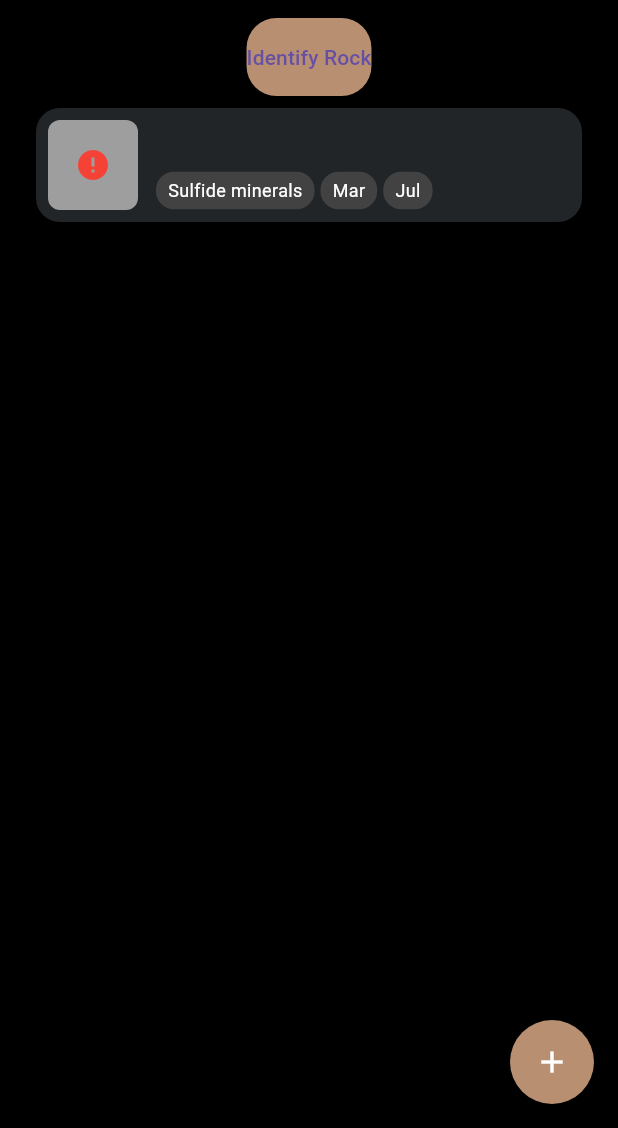
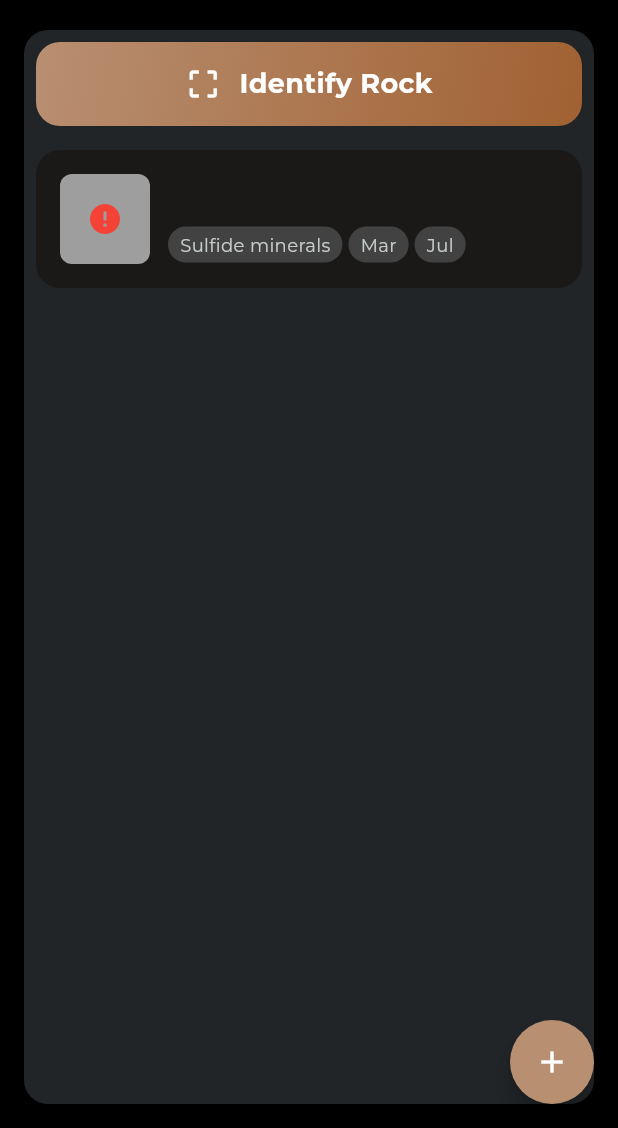
Before and after one commit to caiobraga/Rock_ID, a Flutter app: the FavoritePage screen opened directly with empty values, tab 2 chosen, after a tap on "Identify Rock", on a phone screen of 412 x 824 dp, the part 108-1236 px from its top. Run offline on Flutter 3.47's test engine with Material 3 defaults, Android fonts, the phone set to English and light mode, and no system bars; our stand-ins replace animated_bottom_navigation_bar, flutter_dotenv, google_fonts, image_picker, page_transition, sqflite; accounts and stored records are empty; network calls fail.

Commit message:
Gabriel Snap History

```diff
--- a/lib/ui/screens/favorite_page.dart
+++ b/lib/ui/screens/favorite_page.dart
@@ -2,28 +2,24 @@ import 'package:flutter/material.dart';
 import 'package:flutter_onboarding/constants.dart';
 import 'package:flutter_onboarding/db/db.dart';
 import 'package:flutter_onboarding/models/collection.dart';
-import 'package:flutter_onboarding/models/rock_in_collection.dart';
 import 'package:flutter_onboarding/models/rocks.dart';
 import 'package:page_transition/page_transition.dart';
 
-import '../../services/select_new_rock_add_to_collection.dart';
-import '../../services/snackbar.dart';
+import '../widgets/text.dart';
 import 'collection_page.dart';
 import 'detail_page.dart';
 import 'widgets/rock_list_item.dart';
 
 class FavoritePage extends StatefulWidget {
   final List<Rock> favoritedRocks;
-  const FavoritePage({Key? key, required this.favoritedRocks})
-      : super(key: key);
+  const FavoritePage({Key? key, required this.favoritedRocks}) : super(key: key);
 
   @override
   State<FavoritePage> createState() => _FavoritePageState();
 }
 
 class _FavoritePageState extends State<FavoritePage> {
-  final TextEditingController _collectionNameController =
-      TextEditingController();
+  final TextEditingController _collectionNameController = TextEditingController();
   final TextEditingController _descriptionController = TextEditingController();
   List<Collection> _collections = [];
   List<Map<String, dynamic>> _snapHistory = [];
@@ -158,8 +154,7 @@ class _FavoritePageState extends State<FavoritePage> {
                       ),
                       child: const Text('OK'),
                       onPressed: () async {
-                        final String collectionName =
-                            _collectionNameController.text;
+                        final String collectionName = _collectionNameController.text;
                         final String description = _descriptionController.text;
 
                         if (collectionName.isNotEmpty) {
@@ -170,8 +165,7 @@ class _FavoritePageState extends State<FavoritePage> {
                               description: description,
                             );
 
-                            await DatabaseHelper()
-                                .insertCollection(newCollection);
+                            await DatabaseHelper().insertCollection(newCollection);
                             _loadCollections();
                             Navigator.of(context).pop();
                           } catch (e) {
@@ -192,7 +186,6 @@ class _FavoritePageState extends State<FavoritePage> {
 
   @override
   Widget build(BuildContext context) {
-    Size size = MediaQuery.of(context).size;
     return DefaultTabController(
       length: 3,
       child: Scaffold(
@@ -209,12 +202,11 @@ class _FavoritePageState extends State<FavoritePage> {
           crossAxisAlignment: CrossAxisAlignment.start,
           children: [
             Container(
-              margin: EdgeInsets.all(4),
+              margin: const EdgeInsets.all(4),
               decoration: BoxDecoration(
                 color: Constants.darkGrey,
                 borderRadius: BorderRadius.circular(50),
-
-                ) ,
+              ),
               padding: const EdgeInsets.symmetric(horizontal: 16.0, vertical: 10.0),
               child: TabBar(
                 indicator: BoxDecoration(
@@ -229,9 +221,8 @@ class _FavoritePageState extends State<FavoritePage> {
                     child: Container(
                       decoration: BoxDecoration(
                         borderRadius: BorderRadius.circular(30),
-
                       ),
-                      child: Align(
+                      child: const Align(
                         alignment: Alignment.center,
                         child: Text("Collections"),
                       ),
@@ -241,9 +232,8 @@ class _FavoritePageState extends State<FavoritePage> {
                     child: Container(
                       decoration: BoxDecoration(
                         borderRadius: BorderRadius.circular(30),
-
                       ),
-                      child: Align(
+                      child: const Align(
                         alignment: Alignment.center,
                         child: Text("Snap History"),
                       ),
@@ -253,9 +243,8 @@ class _FavoritePageState extends State<FavoritePage> {
                     child: Container(
                       decoration: BoxDecoration(
                         borderRadius: BorderRadius.circular(30),
-
                       ),
-                      child: Align(
+                      child: const Align(
                         alignment: Alignment.center,
                         child: Text("Wishlist"),
                       ),
@@ -287,8 +276,8 @@ class _FavoritePageState extends State<FavoritePage> {
           GridView.builder(
             padding: const EdgeInsets.symmetric(horizontal: 16.0, vertical: 10.0),
             shrinkWrap: true,
-            physics: NeverScrollableScrollPhysics(),
-            gridDelegate: SliverGridDelegateWithFixedCrossAxisCount(
+            physics: const NeverScrollableScrollPhysics(),
+            gridDelegate: const SliverGridDelegateWithFixedCrossAxisCount(
               crossAxisCount: 2,
               crossAxisSpacing: 10,
               mainAxisSpacing: 10,
@@ -303,7 +292,7 @@ class _FavoritePageState extends State<FavoritePage> {
                       color: Colors.grey.shade800,
                       borderRadius: BorderRadius.circular(10),
                     ),
-                    child: Column(
+                    child: const Column(
                       mainAxisAlignment: MainAxisAlignment.center,
                       children: [
                         Icon(Icons.add, color: Colors.white, size: 30),
@@ -374,45 +363,65 @@ class _FavoritePageState extends State<FavoritePage> {
 
   Widget _buildSnapHistoryTab() {
     return Padding(
+      padding: const EdgeInsets.all(16.0),
+      child: Container(
         padding: const EdgeInsets.all(8.0),
+        decoration: BoxDecoration(
+          color: Constants.darkGrey,
+          borderRadius: BorderRadius.circular(16.0),
+        ),
         child: Column(
           children: [
-          ElevatedButton(
-            onPressed: () {
-              // Handle Identify Rock button press
-              // Assuming adding rock with id 1 for demonstration
+            Container(
+              width: double.infinity,
+              height: 56,
+              decoration: BoxDecoration(
+                gradient: const LinearGradient(
+                  colors: [
+                    Color(0xFFB88F71),
+                    Color(0xFFA16132),
+                  ],
+                  begin: Alignment.topLeft,
+                  end: Alignment.bottomRight,
+                ),
+                borderRadius: BorderRadius.circular(16.0),
+              ),
+              child: Material(
+                color: Colors.transparent,
+                child: InkWell(
+                  borderRadius: BorderRadius.circular(16.0),
+                  onTap: () {
                     _addRockToSnapHistory(1);
                   },
-            child: Text('Identify Rock'),
-            style: ElevatedButton.styleFrom(
-              primary: Constants.primaryColor,
-              shape: RoundedRectangleBorder(
-                borderRadius: BorderRadius.circular(20.0),
+                  child: const Row(
+                    mainAxisAlignment: MainAxisAlignment.center,
+                    children: [
+                      Icon(Icons.crop_free, color: Colors.white),
+                      SizedBox(width: 12),
+                      DSCustomText(
+                        text: 'Identify Rock',
+                        fontSize: 18,
+                        fontWeight: FontWeight.bold,
                       ),
-              padding: const EdgeInsets.symmetric(vertical: 16.0),
+                    ],
                   ),
                 ),
+              ),
+            ),
+            const SizedBox(height: 16),
             Expanded(
               child: ListView.builder(
                 itemCount: _snapHistory.length,
                 itemBuilder: (context, index) {
-                // Find the rock corresponding to the rockId in the snap history
                   final rockId = _snapHistory[index]['rockId'];
                   final rock = _allRocks.firstWhere((rock) => rock.rockId == rockId, orElse: () => Rock.empty());
-
                   return RockListItem(
-                      imageUrl: rock.imageURL.isNotEmpty &&  rock.imageURL != ''
-                          ? rock.imageURL
-                          : 'https://via.placeholder.com/60', // Use a placeholder image if none available
+                    imageUrl: rock.imageURL.isNotEmpty && rock.imageURL != '' ? rock.imageURL : 'https://via.placeholder.com/60',
                     title: rock.rockName,
-                      tags: ['Sulfide minerals', 'Mar', 'Jul'], // Replace with actual tags
+                    tags: const ['Sulfide minerals', 'Mar', 'Jul'],
                     onTap: () {
                       Navigator.push(
-                                  context,
-                                  PageTransition(
-                                      child: RockDetailPage(
-                                          rock: rock, isSavingRock: false),
-                                      type: PageTransitionType.bottomToTop))
+                              context, PageTransition(child: RockDetailPage(rock: rock, isSavingRock: false), type: PageTransitionType.bottomToTop))
                           .then((value) => Navigator.of(context).pop());
                     },
                   );
@@ -421,11 +430,12 @@ class _FavoritePageState extends State<FavoritePage> {
             ),
           ],
         ),
+      ),
     );
   }
 
   Widget _buildWishlistTab() {
-    return Center(
+    return const Center(
       child: Text('Wishlist Tab Content', style: TextStyle(color: Colors.white)),
     );
   }
--- a/lib/ui/screens/widgets/rock_list_item.dart
+++ b/lib/ui/screens/widgets/rock_list_item.dart
@@ -1,5 +1,7 @@
 import 'package:flutter/material.dart';
 import 'package:flutter_onboarding/constants.dart';
+
+import '../../widgets/text.dart';
 
 class RockListItem extends StatelessWidget {
   final String imageUrl;
@@ -20,10 +22,10 @@ class RockListItem extends StatelessWidget {
     return InkWell(
       onTap: onTap,
       child: Container(
-        margin: const EdgeInsets.symmetric(vertical: 8.0, horizontal: 16.0),
-        padding: const EdgeInsets.all(8.0),
+        margin: const EdgeInsets.only(bottom: 8.0),
+        padding: const EdgeInsets.all(16.0),
         decoration: BoxDecoration(
-          color: Constants.darkGrey,
+          color: AppCollors.naturalBlack,
           borderRadius: BorderRadius.circular(16),
         ),
         child: Row(
@@ -40,23 +42,21 @@ class RockListItem extends StatelessWidget {
                     width: 60,
                     height: 60,
                     color: Colors.grey,
-                    child: Icon(
+                    child: const Icon(
                       Icons.error,
                       color: Colors.red,
                     ),
                   );
                 },
-                loadingBuilder: (BuildContext context, Widget child,
-                    ImageChunkEvent? loadingProgress) {
+                loadingBuilder: (BuildContext context, Widget child, ImageChunkEvent? loadingProgress) {
                   if (loadingProgress == null) return child;
-                  return Container(
+                  return SizedBox(
                     width: 60,
                     height: 60,
                     child: Center(
                       child: CircularProgressIndicator(
                         value: loadingProgress.expectedTotalBytes != null
-                            ? loadingProgress.cumulativeBytesLoaded /
-                                loadingProgress.expectedTotalBytes!
+                            ? loadingProgress.cumulativeBytesLoaded / loadingProgress.expectedTotalBytes!
                             : null,
                       ),
                     ),
@@ -69,34 +69,33 @@ class RockListItem extends StatelessWidget {
               child: Column(
                 crossAxisAlignment: CrossAxisAlignment.start,
                 children: [
-                  Text(
-                    title,
-                    style: const TextStyle(
-                      color: Colors.white,
+                  DSCustomText(
+                    text: title,
                     fontSize: 18,
                     fontWeight: FontWeight.bold,
                   ),
-                  ),
                   const SizedBox(height: 8.0),
-                  Row(
+                  SizedBox(
+                    height: 24,
+                    child: ListView(
+                      scrollDirection: Axis.horizontal,
                       children: tags.map((tag) {
                         return Container(
                           margin: const EdgeInsets.only(right: 4.0),
-                        padding: const EdgeInsets.symmetric(
-                            horizontal: 8.0, vertical: 4.0),
+                          padding: const EdgeInsets.symmetric(horizontal: 8.0, vertical: 4.0),
                           decoration: BoxDecoration(
                             color: Colors.grey[800],
                             borderRadius: BorderRadius.circular(12),
                           ),
-                        child: Text(
-                          tag,
-                          style: const TextStyle(
-                            color: Colors.white,
+                          child: DSCustomText(
+                            text: tag,
                             fontSize: 12,
-                          ),
+                            fontWeight: FontWeight.w400,
+                            color: AppCollors.naturalSilver,
                           ),
                         );
                       }).toList(),
+                    ),
                   ),
                 ],
               ),
--- /dev/null
+++ b/lib/ui/widgets/text.dart
@@ -0,0 +1,34 @@
+import 'package:flutter/cupertino.dart';
+import 'package:flutter/material.dart';
+import 'package:flutter_onboarding/constants.dart';
+import 'package:google_fonts/google_fonts.dart';
+
+class DSCustomText extends StatelessWidget {
+  final Color? color;
+  final double fontSize;
+  final String text;
+  final FontWeight fontWeight;
+  final TextOverflow? overflow;
+  const DSCustomText({
+    Key? key,
+    required this.text,
+    required this.fontSize,
+    required this.fontWeight,
+    this.color,
+    this.overflow,
+  }) : super(key: key);
+
+  @override
+  Widget build(BuildContext context) {
+    return Text(
+      text,
+      style: GoogleFonts.montserrat(
+        color: color ?? AppCollors.white,
+        fontSize: fontSize,
+        fontWeight: fontWeight,
+      ),
+      overflow: overflow ?? TextOverflow.ellipsis,
+      textAlign: TextAlign.start,
+    );
+  }
+}
```
Lines whose indentation alone changed are shown as unchanged.
